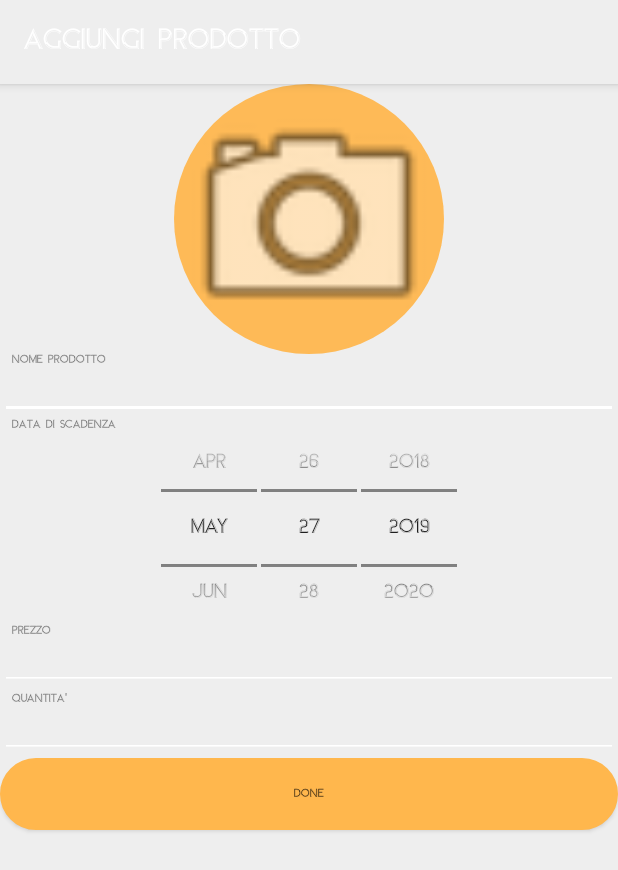
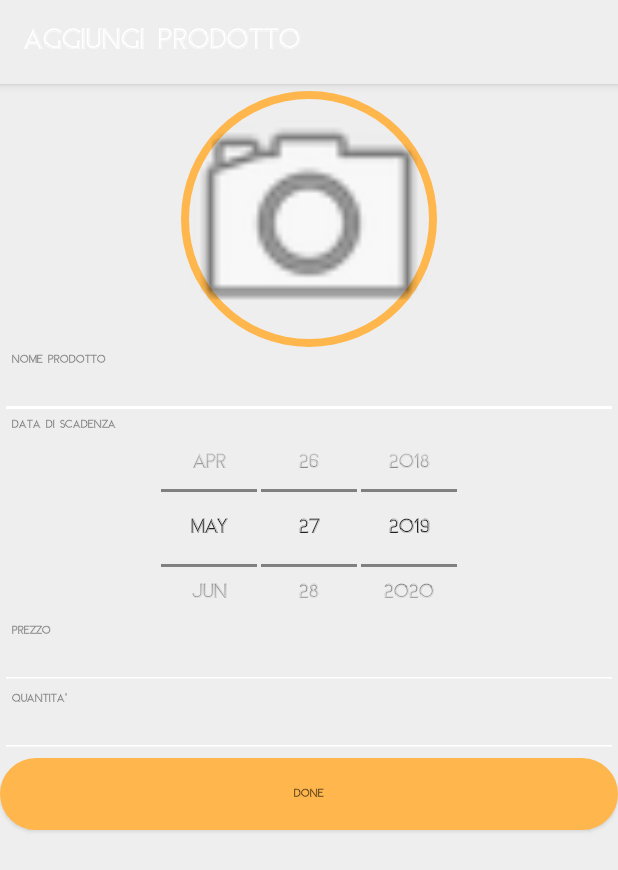
Before and after one commit to CarloDnt/Progetto, an Android app: the AggiungiProdotto screen opened directly, with no data from a screen before it, on a phone screen of 412 x 824 dp. Shown: the top 870 px of the screen. Run offline under Robolectric (Android 15) with nearby library versions, the light colour scheme and no system bars; libraries missing offline, so code that uses them is left out: io.realm; 1 statement that could not run was skipped.

Commit message:
design backgrounds

```diff
--- a/app/src/main/java/com/example/progettoapplicazionimobili/ui/AggiungiProdotto.java
+++ b/app/src/main/java/com/example/progettoapplicazionimobili/ui/AggiungiProdotto.java
@@ -53,6 +53,8 @@ public class AggiungiProdotto extends AppCompatActivity {
             public void onClick(View v) {
                 aggiungiProdotto(nome.getText().toString(),getDateFromDatePicker(scadenza)
                         ,Integer.parseInt(quantita.getText().toString()),Integer.parseInt(prezzo.getText().toString()),add.getBackground(),realmManipulatorDis);
+                Intent intent=new Intent(v.getContext(), Home.class);
+                startActivity(intent);
             }
         });
 
--- /dev/null
+++ b/app/src/main/res/drawable/ring.xml
@@ -0,0 +1,11 @@
+<?xml version="1.0" encoding="utf-8"?>
+<shape
+    xmlns:android="http://schemas.android.com/apk/res/android"
+    android:shape="ring"
+    android:innerRadius="80dp"
+    android:thickness="5dp"
+    android:useLevel="false">
+
+    <solid android:color="@color/secondaryColor" />
+
+</shape>
--- a/app/src/main/res/layout/activity_aggiungi_prodotto.xml
+++ b/app/src/main/res/layout/activity_aggiungi_prodotto.xml
@@ -15,7 +15,7 @@
         android:layout_width="180dp"
         android:layout_height="180dp"
         android:layout_gravity="center"
-        android:background="@drawable/roundbutton"
+        android:background="@drawable/ring"
         android:backgroundTint="@color/secondaryColor"
         android:scaleType="centerCrop"
         app:srcCompat="@android:drawable/ic_menu_camera" />
```
